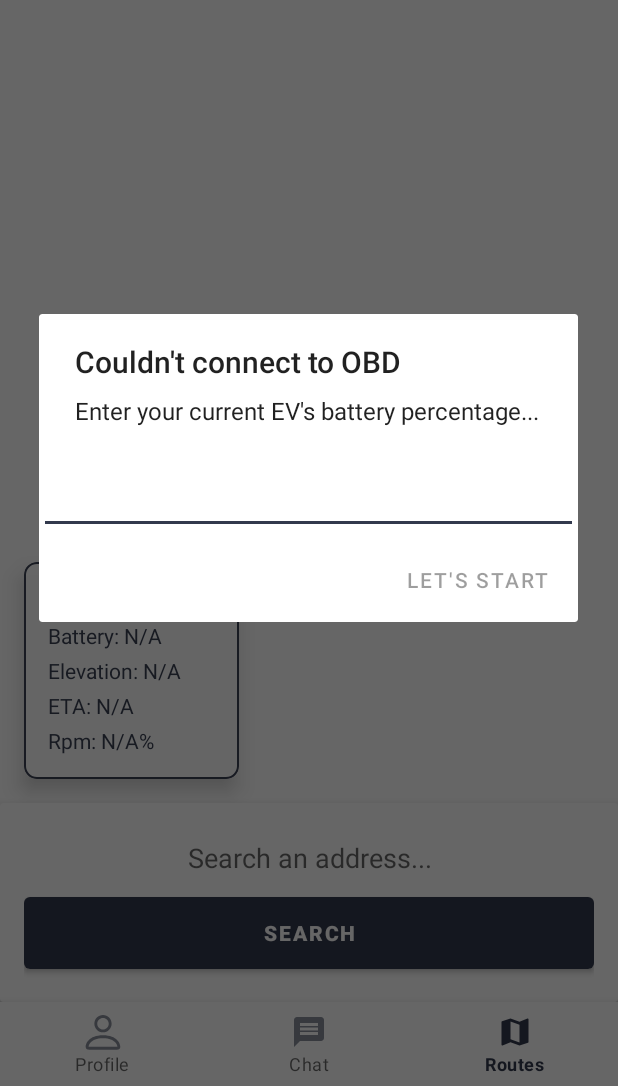
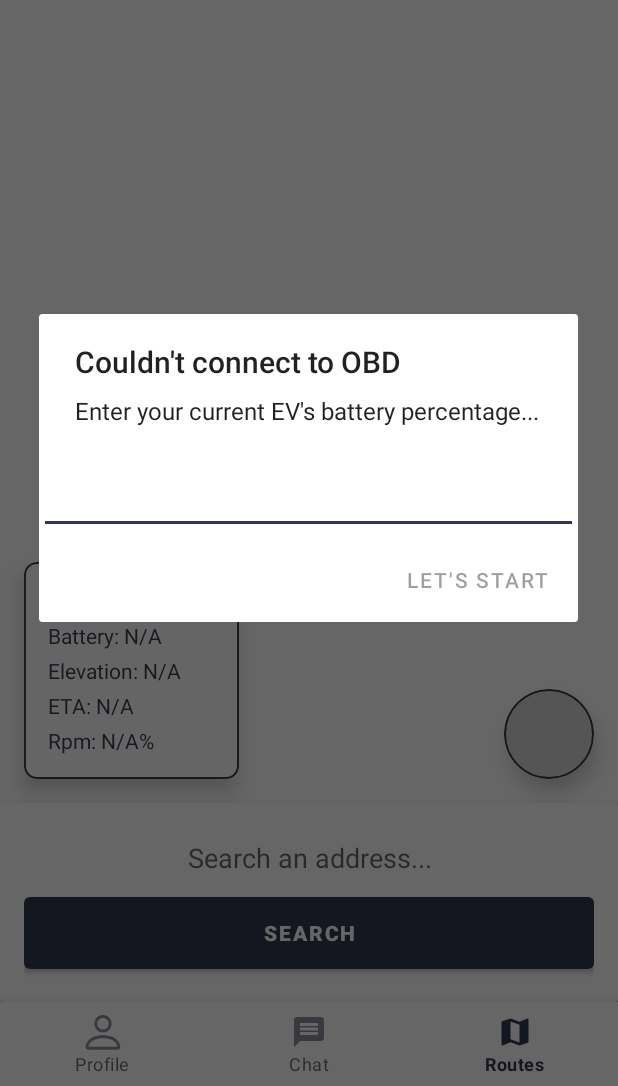
Before and after one commit to tuvalbarak/Cycle_v2, an Android app: the RoutesFragment screen opened through its navigation route, on a phone screen of 412 x 824 dp, the part 150-1236 px from its top. Run offline under Robolectric (Android 15) with nearby library versions, the light colour scheme and no system bars; our stand-ins replace Dagger/Hilt's generated code, Firebase (no records; nobody signed in at launch, a user with empty details on screens opened directly), Room's generated code, navigation-ui; libraries missing offline, so code that uses them is left out: br.ufrn.imd, com.google.maps.android; network calls fail; pictures from the network do not load; 2 statements that could not run were skipped.

Commit message:
speed ui

```diff
--- /dev/null
+++ b/app/src/main/res/drawable/speed_background.xml
@@ -0,0 +1,15 @@
+<?xml version="1.0" encoding="utf-8"?>
+<shape
+    xmlns:android="http://schemas.android.com/apk/res/android"
+    android:shape="oval">
+
+    <solid
+        android:color="@color/places_text_white_alpha_26"/>
+
+    <stroke android:width="1dp"
+            android:color="@color/primary_blue" />
+
+    <size
+        android:width="120dp"
+        android:height="120dp"/>
+</shape>
--- a/app/src/main/res/layout/fragment_routes.xml
+++ b/app/src/main/res/layout/fragment_routes.xml
@@ -96,6 +96,41 @@
         app:layout_constraintEnd_toEndOf="parent"
         app:layout_constraintBottom_toTopOf="@id/routesFooter"
         tools:context=".MainActivity" />
+
+    <androidx.cardview.widget.CardView
+        android:layout_width="wrap_content"
+        android:layout_height="wrap_content"
+        app:layout_constraintBottom_toTopOf="@id/routesFooter"
+        app:layout_constraintEnd_toEndOf="parent"
+        android:layout_marginBottom="16dp"
+        android:layout_marginEnd="16dp"
+        android:elevation="8dp"
+        app:cardElevation="8dp"
+        app:cardCornerRadius="50dp">
+
+        <LinearLayout
+            android:layout_width="60dp"
+            android:layout_height="60dp"
+            android:background="@drawable/speed_background"
+            android:gravity="center"
+            android:orientation="vertical">
+
+            <TextView
+                android:id="@+id/routesFragmentKmhValue"
+                android:layout_width="wrap_content"
+                android:layout_height="wrap_content"
+                tools:text="500"
+                android:textColor="@color/primary_blue"/>
+
+            <TextView
+                android:id="@+id/routesFragmentKmhTitle"
+                android:layout_width="wrap_content"
+                android:layout_height="wrap_content"
+                tools:text="km/h" />
+
+        </LinearLayout>
+
+    </androidx.cardview.widget.CardView>
 
     <androidx.cardview.widget.CardView
         android:layout_width="wrap_content"
```
